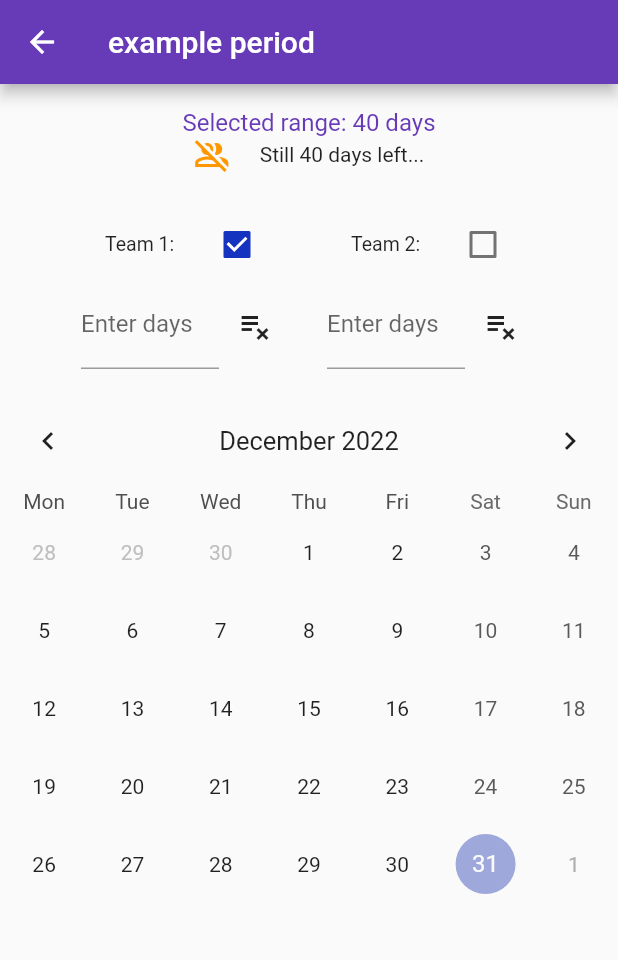
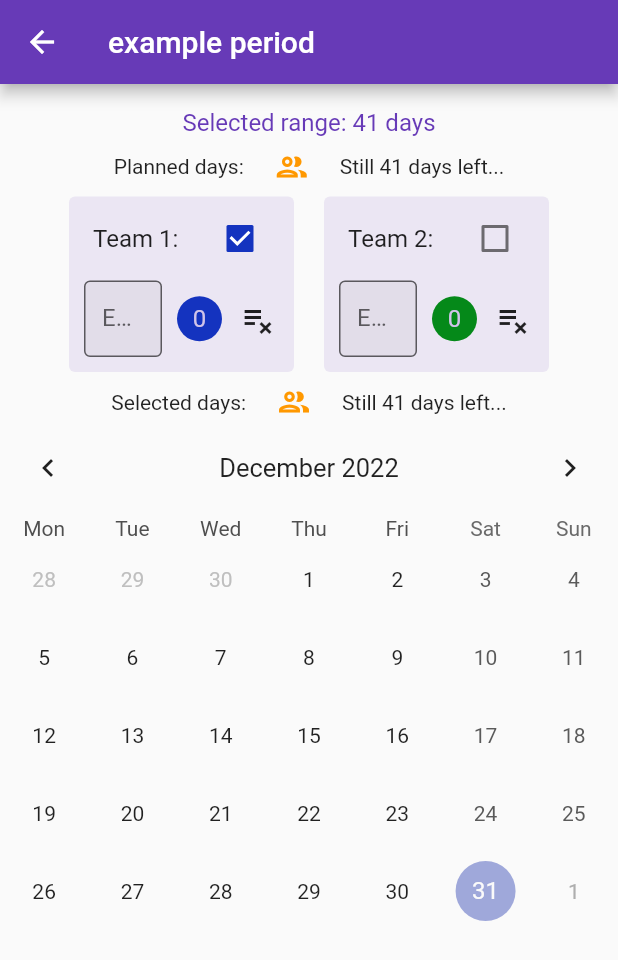
Before and after one commit to Hector-SaTe/year_planner, a Flutter app: the screen it shows after launch, after a tap on "example period", on a phone screen of 412 x 824 dp. Shown: the top 960 px of the screen. Run offline on Flutter 3.47's test engine with Material 2 defaults, Android fonts, the phone set to English and light mode, and no system bars; drawn by our look-alikes of table_calendar; our stand-ins replace flutter_hooks, hooks_riverpod.

Commit message:
optimisation and bug fixes

```diff
--- a/lib/main.dart
+++ b/lib/main.dart
@@ -80,7 +80,8 @@ class PeriodListItem extends ConsumerWidget {
     final periodIndex = ref.watch(currentItemIndex);
     final period =
         ref.watch(periodListProvider.select((list) => list[periodIndex]));
-    final Duration duration = period.endRange.difference(period.startRange);
+    final Duration duration =
+        period.endRange.difference(period.startRange) + const Duration(days: 1);
 
     return ListTile(
       leading: const Padding(
--- a/lib/screens/create_period.dart
+++ b/lib/screens/create_period.dart
@@ -18,7 +18,6 @@ class SelectRange extends StatefulWidget {
 
 class _SelectRangeState extends State<SelectRange> {
   final lastDay = DateTime(kToday.year, kToday.month + 12, kToday.day);
-  final CalendarFormat _calendarFormat = CalendarFormat.month;
   RangeSelectionMode _rangeSelectionMode = RangeSelectionMode
       .toggledOn; // Can be toggled on/off by longpressing a date
   DateTime _focusedDay = DateTime.now();
@@ -39,16 +38,17 @@ class _SelectRangeState extends State<SelectRange> {
         children: [
           const TitleInput(),
           TableCalendar(
+            startingDayOfWeek: StartingDayOfWeek.monday,
             firstDay: kFirstDay,
             lastDay: lastDay,
             focusedDay: _focusedDay,
-            selectedDayPredicate: (day) => isSameDay(_selectedDay, day),
             rangeStartDay: _rangeStart,
             rangeEndDay: _rangeEnd,
-            calendarFormat: _calendarFormat,
+            calendarFormat: CalendarFormat.month,
             rangeSelectionMode: _rangeSelectionMode,
             headerStyle: const HeaderStyle(
                 formatButtonVisible: false, titleCentered: true),
+            selectedDayPredicate: (day) => isSameDay(_selectedDay, day),
             onDaySelected: (selectedDay, focusedDay) {
               if (!isSameDay(_selectedDay, selectedDay)) {
                 setState(() {
@@ -69,7 +69,8 @@ class _SelectRangeState extends State<SelectRange> {
                 _rangeEnd = end;
                 _rangeSelectionMode = RangeSelectionMode.toggledOn;
                 if (start != null && end != null) {
-                  _rangeDuration = end.difference(start);
+                  _rangeDuration =
+                      end.difference(start) + const Duration(days: 1);
                 } else {
                   _rangeDuration = const Duration(days: 0);
                 }
@@ -119,7 +120,7 @@ class TitleInput extends HookConsumerWidget {
             controller: textController,
             maxLength: 20,
             decoration: const InputDecoration(
-              labelText: 'Enter title here',
+              labelText: 'Enter title',
             ),
             onChanged: (value) {
               ref.read(_titleProvider.notifier).state = value;
@@ -127,7 +128,7 @@ class TitleInput extends HookConsumerWidget {
             },
           ),
           Text(
-            "Enter number of teams to divide",
+            "Number of teams: ",
             style: Theme.of(context)
                 .textTheme
                 .titleMedium!
@@ -153,7 +154,7 @@ class TitleInput extends HookConsumerWidget {
                   ref.read(_teamsProvider.notifier).state = value!)),
           const SizedBox(height: 8),
           Text(
-            "Select range of the Period",
+            "Select the daterange for the Period",
             style: Theme.of(context)
                 .textTheme
                 .titleMedium!
--- a/lib/screens/show_period.dart
+++ b/lib/screens/show_period.dart
@@ -114,17 +114,19 @@ class TeamsWidget extends HookConsumerWidget {
   @override
   Widget build(BuildContext context, WidgetRef ref) {
     final Duration periodDuration =
-        period.endRange.difference(period.startRange);
+        period.endRange.difference(period.startRange) + const Duration(days: 1);
+    final teamColors = ref.watch(_teamColors);
     final daysInTeam = ref.watch(_daysInTeam);
     final team = ref.watch(_activatedTeam);
     final teamDays = period.teamDays;
-    final teamColors = ref.watch(_teamColors);
 
-    final int daysLeft =
+    final int daysLeftSelected =
+        periodDuration.inDays - teamDays.fold(0, (a, b) => a + b.length);
+    final int daysLeftPlanned =
         periodDuration.inDays - daysInTeam.reduce((a, b) => a + b);
 
     return Padding(
-      padding: const EdgeInsets.all(16.0),
+      padding: const EdgeInsets.only(left: 16, right: 16, top: 16),
       child: Column(
         children: [
           Text(
@@ -134,43 +136,29 @@ class TeamsWidget extends HookConsumerWidget {
                 .titleMedium!
                 .copyWith(color: Theme.of(context).primaryColor),
           ),
-          (daysLeft == 0)
-              ? Row(
-                  mainAxisAlignment: MainAxisAlignment.center,
-                  children: const [
-                    Icon(
-                      Icons.group_outlined,
-                      color: Colors.green,
+          const SizedBox(height: 8),
+          DaysLeftWidget(
+            daysLeft: daysLeftPlanned,
+            title: 'Planned days:',
           ),
-                    SizedBox(width: 20),
-                    Text("All days divided!")
-                  ],
-                )
-              : Row(
-                  mainAxisAlignment: MainAxisAlignment.center,
-                  children: [
-                    const Icon(
-                      Icons.group_off_outlined,
-                      color: Colors.orange,
-                    ),
-                    const SizedBox(width: 20),
-                    Text("Still $daysLeft days left..."),
-                  ],
-                ),
-          const SizedBox(height: 24),
+          const SizedBox(height: 8),
           Wrap(
-            spacing: 24,
-            runSpacing: 24,
+            spacing: 20,
+            runSpacing: 20,
             alignment: WrapAlignment.center,
             children: [
               for (var j = 0; j < period.teams; j++)
                 SizedBox(
-                  width: 140,
+                  width: 150,
+                  child: Card(
+                    margin: const EdgeInsets.all(0),
+                    elevation: 0,
+                    color: Theme.of(context).primaryColor.withOpacity(0.1),
                     child: Column(
                       children: [
                         CheckboxListTile(
                           activeColor: teamColors[j],
-                        dense: true,
+                          dense: false,
                           value: j == team,
                           onChanged: (value) {
                             ref.read(_activatedTeam.notifier).state = j;
@@ -179,13 +167,19 @@ class TeamsWidget extends HookConsumerWidget {
                         ),
                         Row(
                           children: [
+                            const SizedBox(width: 10),
                             Flexible(
                               child: TextField(
                                 decoration: const InputDecoration(
+                                  filled: true,
+                                  isDense: true,
                                   labelText: 'Enter days',
+                                  border: OutlineInputBorder(),
                                 ),
                                 onChanged: (value) {
-                                final List<int> selectedDays = [...daysInTeam];
+                                  final List<int> selectedDays = [
+                                    ...daysInTeam
+                                  ];
                                   selectedDays[j] = int.tryParse(value) ?? 0;
                                   ref.read(_daysInTeam.notifier).state =
                                       selectedDays;
@@ -193,7 +187,15 @@ class TeamsWidget extends HookConsumerWidget {
                                 },
                               ),
                             ),
+                            const SizedBox(width: 10),
+                            CircleAvatar(
+                              radius: 15,
+                              backgroundColor: teamColors[j],
+                              child: Text(teamDays[j].length.toString()),
+                            ),
                             IconButton(
+                              splashRadius: 20,
+                              splashColor: teamColors[j],
                               icon: const Icon(Icons.playlist_remove),
                               onPressed: () {
                                 teamDays[team].clear();
@@ -204,13 +206,44 @@ class TeamsWidget extends HookConsumerWidget {
                             ),
                           ],
                         ),
+                        const SizedBox(height: 10),
                       ],
+                    ),
                   ),
                 ),
             ],
           ),
+          const SizedBox(height: 8),
+          DaysLeftWidget(daysLeft: daysLeftSelected, title: "Selected days:")
         ],
       ),
     );
   }
 }
+
+class DaysLeftWidget extends StatelessWidget {
+  final int daysLeft;
+  final String title;
+  const DaysLeftWidget({Key? key, required this.daysLeft, required this.title})
+      : super(key: key);
+
+  @override
+  Widget build(BuildContext context) {
+    final Color iconColor = daysLeft == 0 ? Colors.green : Colors.orange;
+    final String text =
+        daysLeft == 0 ? "All days divided!" : "Still $daysLeft days left...";
+    return Row(
+      mainAxisAlignment: MainAxisAlignment.center,
+      children: [
+        Text(title),
+        const SizedBox(width: 20),
+        Icon(
+          Icons.group_outlined,
+          color: iconColor,
+        ),
+        const SizedBox(width: 20),
+        Text(text)
+      ],
+    );
+  }
+}
```
Also changed, not shown: 1 other file. Lines whose indentation alone changed are shown as unchanged.
